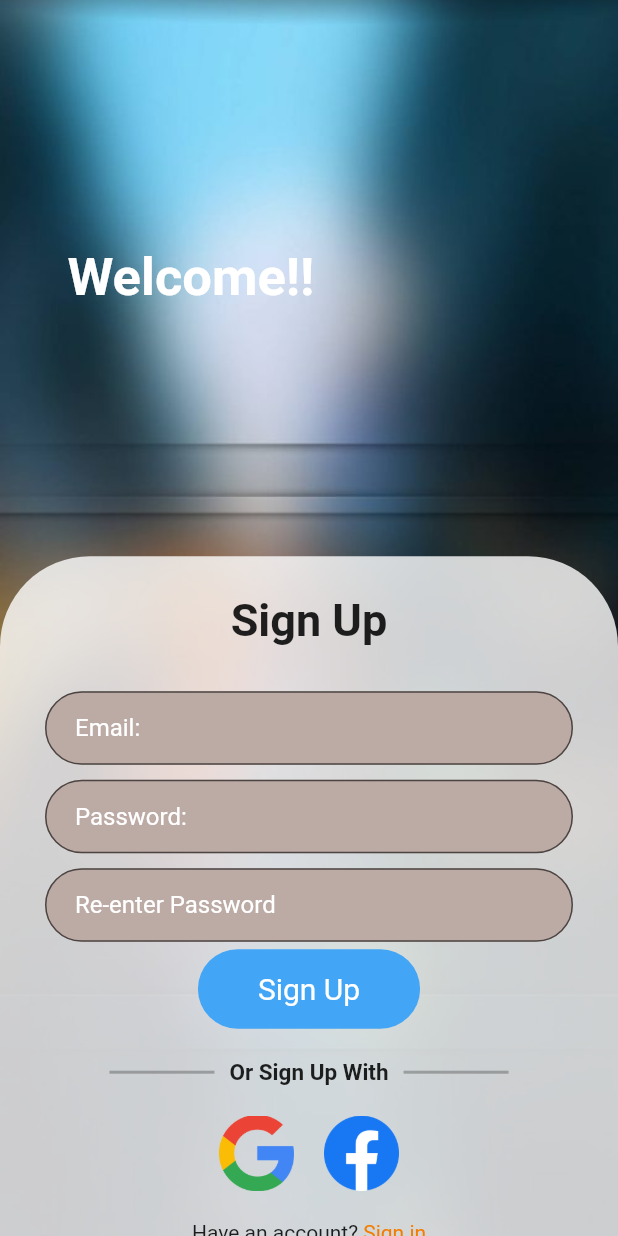
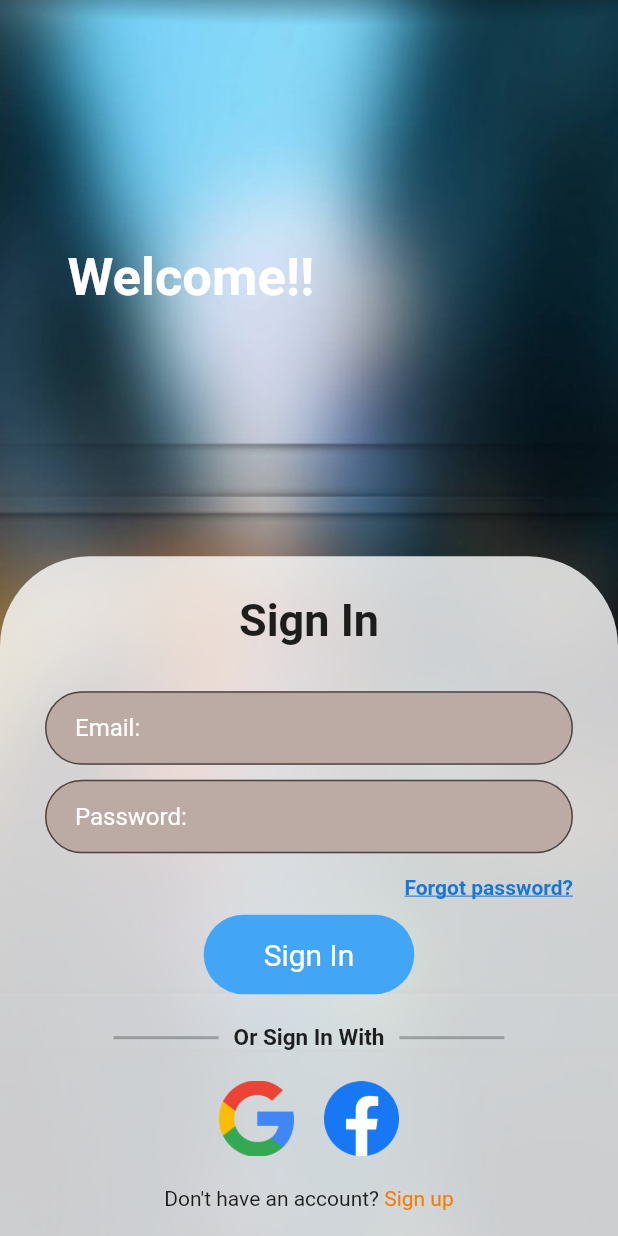
Before and after one commit to devesh0605/kalpasChallenge, a Flutter app: the screen it shows after launch, after a tap on "Sign Up", on a phone screen of 412 x 824 dp. Run offline on Flutter 3.47's test engine with Material 2 defaults, Android fonts, the phone set to English and light mode, and no system bars.

Commit message:
sign in screen added

```diff
--- a/lib/main.dart
+++ b/lib/main.dart
@@ -1,5 +1,5 @@
 import 'package:flutter/material.dart';
-import 'package:kalpas_internship/screens/login.dart';
+import 'package:kalpas_internship/screens/sign_up.dart';
 
 void main() {
   runApp(MyApp());
@@ -14,7 +14,7 @@ class MyApp extends StatelessWidget {
       theme: ThemeData(
         primarySwatch: Colors.blue,
       ),
-      home: LoginScreen(),
+      home: SignUp(),
     );
   }
 }
--- /dev/null
+++ b/lib/screens/sign_in.dart
@@ -0,0 +1,242 @@
+import 'package:flutter/material.dart';
+import 'package:kalpas_internship/screens/sign_up.dart';
+
+class SignIn extends StatelessWidget {
+  @override
+  Widget build(BuildContext context) {
+    return Scaffold(
+      body: SafeArea(
+        child: Container(
+          decoration: BoxDecoration(
+            image: DecorationImage(
+              image: AssetImage('assets/images/blur.jpg'),
+              fit: BoxFit.cover,
+            ),
+          ),
+          constraints: BoxConstraints.expand(),
+          child: Column(
+            children: [
+              Container(
+                height: MediaQuery.of(context).size.height * 0.45,
+                alignment: Alignment.centerLeft,
+                child: Padding(
+                  padding: const EdgeInsets.all(45.0),
+                  child: Text(
+                    'Welcome!!',
+                    style: TextStyle(
+                      fontWeight: FontWeight.bold,
+                      fontSize: 35,
+                      color: Colors.white,
+                    ),
+                  ),
+                ),
+              ),
+              Expanded(
+                child: Container(
+                  width: MediaQuery.of(context).size.width,
+                  height: MediaQuery.of(context).size.height * 0.55,
+                  decoration: BoxDecoration(
+                    color: Colors.white.withOpacity(0.8),
+                    borderRadius: BorderRadius.only(
+                      topLeft: Radius.circular(60),
+                      topRight: Radius.circular(60),
+                    ),
+                  ),
+                  child: SingleChildScrollView(
+                    child: Column(
+                      mainAxisAlignment: MainAxisAlignment.end,
+                      children: [
+                        Padding(
+                          padding: const EdgeInsets.all(25.0),
+                          child: Text(
+                            'Sign In',
+                            style: TextStyle(
+                                fontSize: 30, fontWeight: FontWeight.bold),
+                          ),
+                        ),
+                        Padding(
+                          padding: const EdgeInsets.symmetric(
+                              horizontal: 30.0, vertical: 5.0),
+                          child: TextField(
+                            keyboardType: TextInputType.emailAddress,
+                            decoration: InputDecoration(
+                              border: OutlineInputBorder(
+                                borderRadius: BorderRadius.circular(25.0),
+                              ),
+                              focusedBorder: OutlineInputBorder(
+                                borderSide: BorderSide(
+                                    color: Colors.brown[900], width: 2.0),
+                                borderRadius: BorderRadius.circular(25.0),
+                              ),
+                              contentPadding: EdgeInsets.symmetric(
+                                vertical: 15.0,
+                                horizontal: 20,
+                              ),
+                              fillColor: Colors.brown[200],
+                              filled: true,
+                              hintText: 'Email:',
+                              hintStyle: TextStyle(
+                                color: Colors.white,
+                              ),
+                            ),
+                          ),
+                        ),
+                        Padding(
+                          padding: const EdgeInsets.symmetric(
+                              horizontal: 30.0, vertical: 5.0),
+                          child: TextField(
+                            obscureText: true,
+                            decoration: InputDecoration(
+                              border: OutlineInputBorder(
+                                borderRadius: BorderRadius.circular(25.0),
+                              ),
+                              focusedBorder: OutlineInputBorder(
+                                borderSide: BorderSide(
+                                    color: Colors.brown[900], width: 2.0),
+                                borderRadius: BorderRadius.circular(25.0),
+                              ),
+                              contentPadding: EdgeInsets.symmetric(
+                                vertical: 15.0,
+                                horizontal: 20,
+                              ),
+                              fillColor: Colors.brown[200],
+                              filled: true,
+                              hintText: 'Password:',
+                              hintStyle: TextStyle(
+                                color: Colors.white,
+                              ),
+                            ),
+                          ),
+                        ),
+                        Padding(
+                          padding: const EdgeInsets.symmetric(
+                              horizontal: 30.0, vertical: 10.0),
+                          child: Container(
+                            width: MediaQuery.of(context).size.width,
+                            alignment: Alignment.centerRight,
+                            child: Text(
+                              'Forgot password?',
+                              style: TextStyle(
+                                color: Colors.blue[700],
+                                fontWeight: FontWeight.w600,
+                                decoration: TextDecoration.underline,
+                              ),
+                            ),
+                          ),
+                        ),
+                        Container(
+                          decoration: BoxDecoration(
+                            color: Colors.blue[400],
+                            borderRadius: BorderRadius.circular(30),
+                          ),
+                          child: GestureDetector(
+                            onTap: () {
+                              print('Something cool will happen');
+                            },
+                            child: Padding(
+                              padding: const EdgeInsets.symmetric(
+                                vertical: 15,
+                                horizontal: 40,
+                              ),
+                              child: Text(
+                                'Sign In',
+                                style: TextStyle(
+                                  color: Colors.white,
+                                  fontSize: 20,
+                                ),
+                              ),
+                            ),
+                          ),
+                        ),
+                        SizedBox(
+                          height: 20,
+                        ),
+                        Row(
+                          mainAxisAlignment: MainAxisAlignment.center,
+                          children: [
+                            Container(
+                              width: 70,
+                              height: 2,
+                              color: Colors.black26,
+                            ),
+                            SizedBox(
+                              width: 10,
+                            ),
+                            Text(
+                              'Or Sign In With',
+                              style: TextStyle(
+                                fontSize: 15,
+                                fontWeight: FontWeight.bold,
+                              ),
+                            ),
+                            SizedBox(
+                              width: 10,
+                            ),
+                            Container(
+                              width: 70,
+                              height: 2,
+                              color: Colors.black26,
+                            ),
+                          ],
+                        ),
+                        SizedBox(
+                          height: 20,
+                        ),
+                        Row(
+                          mainAxisAlignment: MainAxisAlignment.center,
+                          children: [
+                            Image(
+                              height: 50,
+                              width: 50,
+                              fit: BoxFit.cover,
+                              image: AssetImage('assets/images/google1.png'),
+                            ),
+                            SizedBox(
+                              width: 20,
+                            ),
+                            Image(
+                              height: 50,
+                              width: 50,
+                              fit: BoxFit.cover,
+                              image: AssetImage('assets/images/facebook.png'),
+                            )
+                          ],
+                        ),
+                        SizedBox(
+                          height: 20,
+                        ),
+                        Row(
+                          mainAxisAlignment: MainAxisAlignment.center,
+                          children: [
+                            Text('Don\'t have an account?'),
+                            GestureDetector(
+                              onTap: () {
+                                Navigator.push(context,
+                                    MaterialPageRoute(builder: (context) {
+                                  return SignUp();
+                                }));
+                              },
+                              child: Text(
+                                ' Sign up',
+                                style: TextStyle(
+                                  color: Colors.orange[700],
+                                ),
+                              ),
+                            ),
+                          ],
+                        ),
+                        SizedBox(
+                          height: 20,
+                        ),
+                      ],
+                    ),
+                  ),
+                ),
+              )
+            ],
+          ),
+        ),
+      ),
+    );
+  }
+}
--- a/lib/screens/login.dart
+++ b/lib/screens/sign_up.dart
@@ -1,6 +1,7 @@
 import 'package:flutter/material.dart';
+import 'package:kalpas_internship/screens/sign_in.dart';
 
-class LoginScreen extends StatelessWidget {
+class SignUp extends StatelessWidget {
   @override
   Widget build(BuildContext context) {
     return Scaffold(
@@ -12,7 +13,6 @@ class LoginScreen extends StatelessWidget {
               fit: BoxFit.cover,
             ),
           ),
-          constraints: BoxConstraints.expand(),
           child: Column(
             children: [
               Container(
@@ -82,6 +82,7 @@ class LoginScreen extends StatelessWidget {
                           padding: const EdgeInsets.symmetric(
                               horizontal: 30.0, vertical: 5.0),
                           child: TextField(
+                            keyboardType: TextInputType.emailAddress,
                             obscureText: true,
                             decoration: InputDecoration(
                               border: OutlineInputBorder(
@@ -139,7 +140,10 @@ class LoginScreen extends StatelessWidget {
                           ),
                           child: GestureDetector(
                             onTap: () {
-                              print('Something cool will happen');
+                              Navigator.push(context,
+                                  MaterialPageRoute(builder: (context) {
+                                return SignIn();
+                              }));
                             },
                             child: Padding(
                               padding: const EdgeInsets.symmetric(
@@ -217,10 +221,18 @@ class LoginScreen extends StatelessWidget {
                           mainAxisAlignment: MainAxisAlignment.center,
                           children: [
                             Text('Have an account?'),
-                            Text(
-                              ' Sign in',
-                              style: TextStyle(
-                                color: Colors.orange[700],
+                            GestureDetector(
+                              onTap: () {
+                                Navigator.push(context,
+                                    MaterialPageRoute(builder: (context) {
+                                  return SignIn();
+                                }));
+                              },
+                              child: Text(
+                                ' Sign in',
+                                style: TextStyle(
+                                  color: Colors.orange[700],
+                                ),
                               ),
                             ),
                           ],
```
